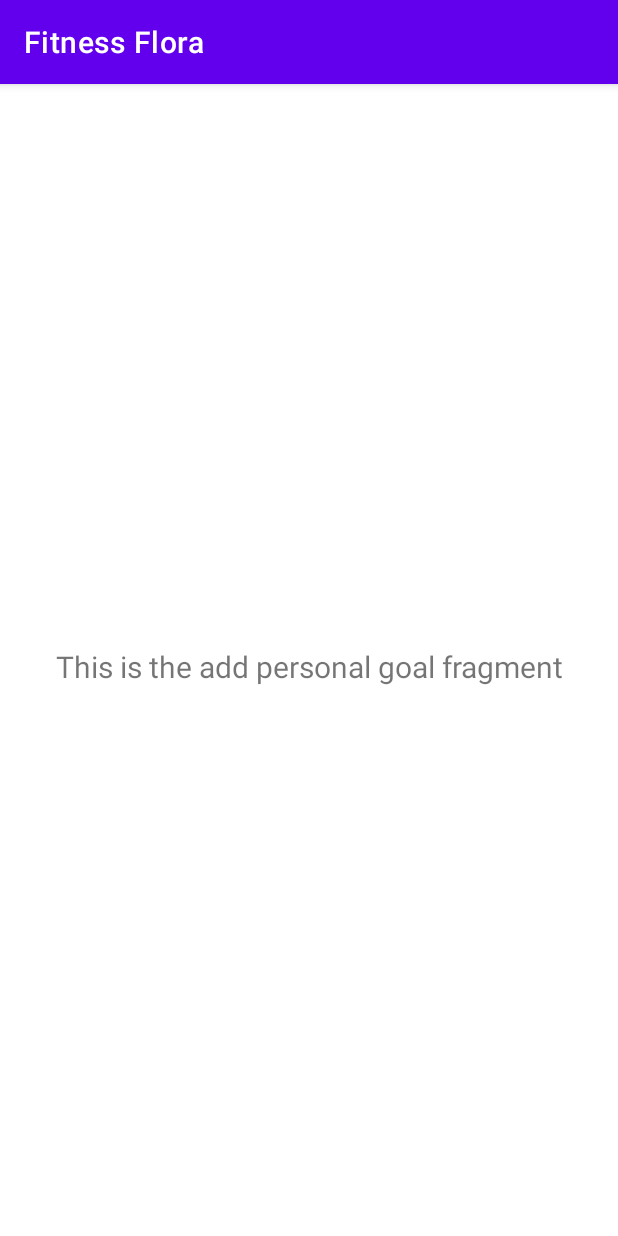
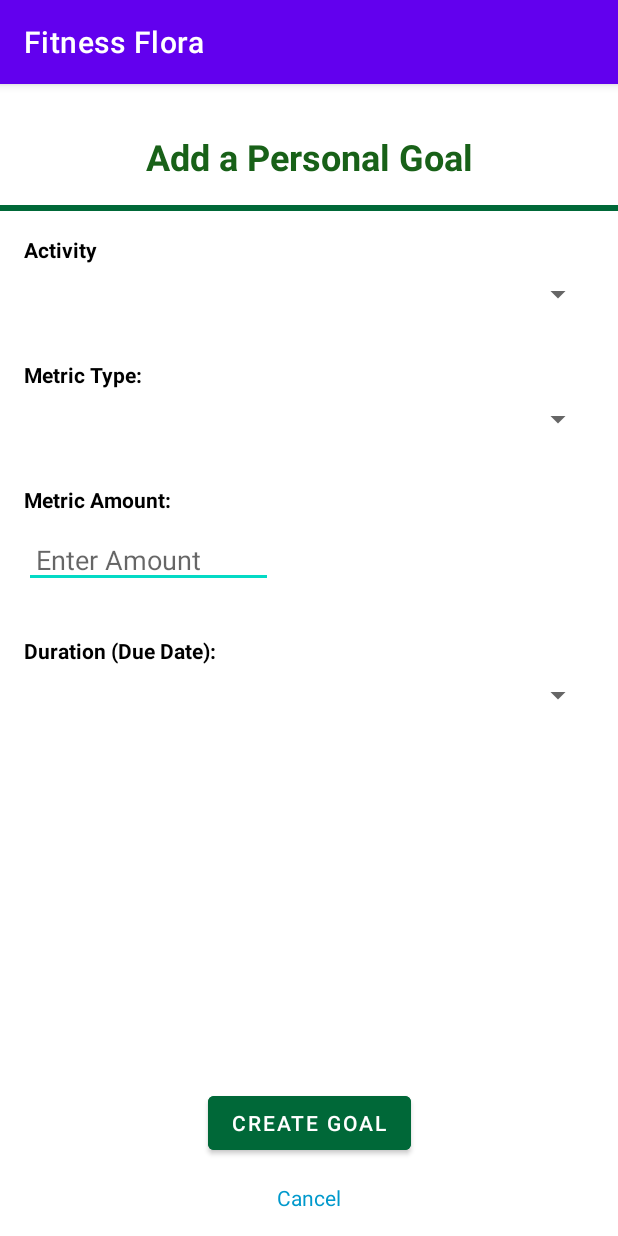
Before and after one commit to CS5520FeinbergSpring2024/team-project-group1, an Android app: the fragment PersonalGoalFragment shown on its own in the app's theme, on a phone screen of 412 x 824 dp. Run offline under Robolectric (Android 15) with nearby library versions, the phone set to English and light mode, and no system bars; 2 statements that could not run were skipped.

Commit message:
added Add a Personal Goal screen UI

```diff
--- a/app/src/main/res/layout/activity_log_workout.xml
+++ b/app/src/main/res/layout/activity_log_workout.xml
@@ -5,7 +5,8 @@
     android:id="@+id/distanceToggle"
     android:layout_width="match_parent"
     android:layout_height="match_parent"
-    android:background="@android:color/white">
+    android:background="@android:color/white"
+    tools:context=".LogWorkoutActivity">>
 
     <TextView
         android:id="@+id/textViewTitle"
--- a/app/src/main/res/layout/fragment_personal_goal.xml
+++ b/app/src/main/res/layout/fragment_personal_goal.xml
@@ -7,16 +7,161 @@
     tools:context=".ui.personalGoal.PersonalGoalFragment">
 
     <TextView
-        android:id="@+id/text_personal_goal"
-        android:layout_width="match_parent"
+        android:id="@+id/textViewTitle"
+        android:layout_width="wrap_content"
         android:layout_height="wrap_content"
-        android:layout_marginStart="8dp"
-        android:layout_marginTop="8dp"
-        android:layout_marginEnd="8dp"
-        android:textAlignment="center"
-        android:textSize="20sp"
-        app:layout_constraintBottom_toBottomOf="parent"
+        android:layout_marginTop="32dp"
+        android:text="@string/pg_title"
+        android:textSize="24sp"
+        android:textStyle="bold"
+        android:textColor="@color/forest_green"
         app:layout_constraintEnd_toEndOf="parent"
         app:layout_constraintStart_toStartOf="parent"
         app:layout_constraintTop_toTopOf="parent" />
+
+    <View
+        android:id="@+id/greenStripe"
+        android:layout_width="0dp"
+        android:layout_height="4dp"
+        android:layout_marginTop="16dp"
+        android:background="#006838"
+        app:layout_constraintEnd_toEndOf="parent"
+        app:layout_constraintStart_toStartOf="parent"
+        app:layout_constraintTop_toBottomOf="@id/textViewTitle" />
+
+    <TextView
+        android:id="@+id/textViewActivity"
+        android:layout_width="wrap_content"
+        android:layout_height="wrap_content"
+        android:layout_marginStart="16dp"
+        android:layout_marginTop="16dp"
+        android:text="Activity"
+        android:textStyle="bold"
+        android:textColor="@color/black"
+        app:layout_constraintStart_toStartOf="parent"
+        app:layout_constraintTop_toBottomOf="@id/greenStripe" />
+
+    <Spinner
+        android:id="@+id/spinnerActivity_activity"
+        android:layout_width="0dp"
+        android:layout_height="wrap_content"
+        android:layout_marginStart="16dp"
+        android:layout_marginTop="8dp"
+        android:layout_marginEnd="16dp"
+        app:layout_constraintEnd_toEndOf="parent"
+        app:layout_constraintStart_toStartOf="parent"
+        app:layout_constraintTop_toBottomOf="@id/textViewActivity" />
+
+    <TextView
+        android:id="@+id/textViewMetric"
+        android:layout_width="wrap_content"
+        android:layout_height="wrap_content"
+        android:layout_marginStart="16dp"
+        android:layout_marginTop="32dp"
+        android:text="@string/pg_metricLabel"
+        android:textStyle="bold"
+        android:textColor="@color/black"
+        app:layout_constraintStart_toStartOf="parent"
+        app:layout_constraintTop_toBottomOf="@id/spinnerActivity_activity" />
+
+    <Spinner
+        android:id="@+id/spinnerActivity_metric"
+        android:layout_width="0dp"
+        android:layout_height="wrap_content"
+        android:layout_marginStart="16dp"
+        android:layout_marginTop="8dp"
+        android:layout_marginEnd="16dp"
+        app:layout_constraintEnd_toEndOf="parent"
+        app:layout_constraintStart_toStartOf="parent"
+        app:layout_constraintTop_toBottomOf="@id/textViewMetric" />
+
+    <TextView
+        android:id="@+id/textViewAmount"
+        android:layout_width="wrap_content"
+        android:layout_height="wrap_content"
+        android:layout_marginStart="16dp"
+        android:layout_marginTop="32dp"
+        android:text="@string/pg_amountLabel"
+        android:textStyle="bold"
+        android:textColor="@color/black"
+        app:layout_constraintStart_toStartOf="parent"
+        app:layout_constraintTop_toBottomOf="@id/spinnerActivity_metric" />
+
+
+    <EditText
+        android:id="@+id/editTextAmount"
+        android:layout_width="166dp"
+        android:layout_height="37dp"
+        android:layout_marginStart="16dp"
+        android:layout_marginTop="12dp"
+        android:layout_marginEnd="16dp"
+        android:hint="Enter Amount"
+        android:paddingStart="8dp"
+        android:paddingTop="4dp"
+        android:paddingEnd="8dp"
+        android:paddingBottom="4dp"
+        app:layout_constraintEnd_toEndOf="parent"
+        app:layout_constraintHorizontal_bias="0.0"
+        app:layout_constraintStart_toStartOf="parent"
+        app:layout_constraintTop_toBottomOf="@id/textViewAmount" />
+
+
+
+    <TextView
+        android:id="@+id/textViewDuration"
+        android:layout_width="wrap_content"
+        android:layout_height="wrap_content"
+        android:layout_marginStart="16dp"
+        android:layout_marginTop="32dp"
+        android:text="@string/pg_durationLabel"
+        android:textStyle="bold"
+        android:textColor="@color/black"
+        app:layout_constraintStart_toStartOf="parent"
+        app:layout_constraintTop_toBottomOf="@id/editTextAmount" />
+
+    <Spinner
+        android:id="@+id/spinnerDuration"
+        android:layout_width="0dp"
+        android:layout_height="wrap_content"
+        android:layout_marginStart="16dp"
+        android:layout_marginTop="8dp"
+        android:layout_marginEnd="16dp"
+        app:layout_constraintEnd_toEndOf="parent"
+        app:layout_constraintStart_toStartOf="parent"
+        app:layout_constraintTop_toBottomOf="@id/textViewDuration" />
+
+
+    <Button
+        android:id="@+id/buttonAddWorkout"
+        android:layout_width="wrap_content"
+        android:layout_height="wrap_content"
+        android:layout_marginStart="32dp"
+        android:layout_marginTop="16dp"
+        android:layout_marginEnd="32dp"
+        android:layout_marginBottom="16dp"
+        android:backgroundTint="#006838"
+        android:paddingStart="16dp"
+        android:paddingTop="8dp"
+        android:paddingEnd="16dp"
+        android:paddingBottom="8dp"
+        android:text="@string/pg_buttonLabel"
+        android:textColor="@android:color/white"
+        app:layout_constraintBottom_toTopOf="@id/buttonCancel"
+        app:layout_constraintEnd_toEndOf="parent"
+        app:layout_constraintStart_toStartOf="parent" />
+
+    <TextView
+        android:id="@+id/buttonCancel"
+        android:layout_width="wrap_content"
+        android:layout_height="wrap_content"
+        android:layout_marginBottom="16dp"
+        android:text="Cancel"
+        android:textColor="@android:color/holo_blue_dark"
+        app:layout_constraintBottom_toBottomOf="parent"
+        app:layout_constraintEnd_toEndOf="parent"
+        app:layout_constraintStart_toStartOf="parent" />
+
+
+
+
 </androidx.constraintlayout.widget.ConstraintLayout>
--- a/app/src/main/res/values/strings.xml
+++ b/app/src/main/res/values/strings.xml
@@ -27,6 +27,14 @@
     <string name="energyPoints_label">Total Energy Points </string>
     <string name="energyPoints_number">25 </string>
     <string name="personal_goals">Personal Goals: </string>
+
+    <!--    personal goal page-->
+    <string name="pg_title">Add a Personal Goal </string>
+    <string name="pg_activityLabel">Activity:</string>
+    <string name="pg_metricLabel">Metric Type:</string>
+    <string name="pg_amountLabel">Metric Amount:</string>
+    <string name="pg_durationLabel">Duration (Due Date):</string>
+    <string name="pg_buttonLabel">Create Goal</string>
 
 
     <string name="large_text">
```
